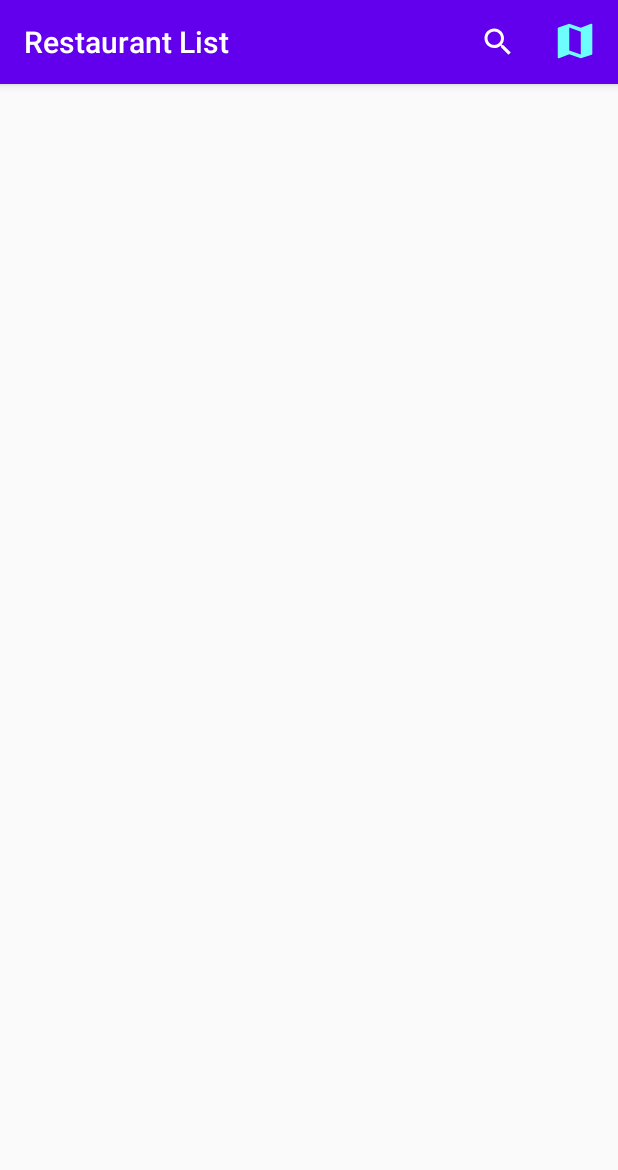
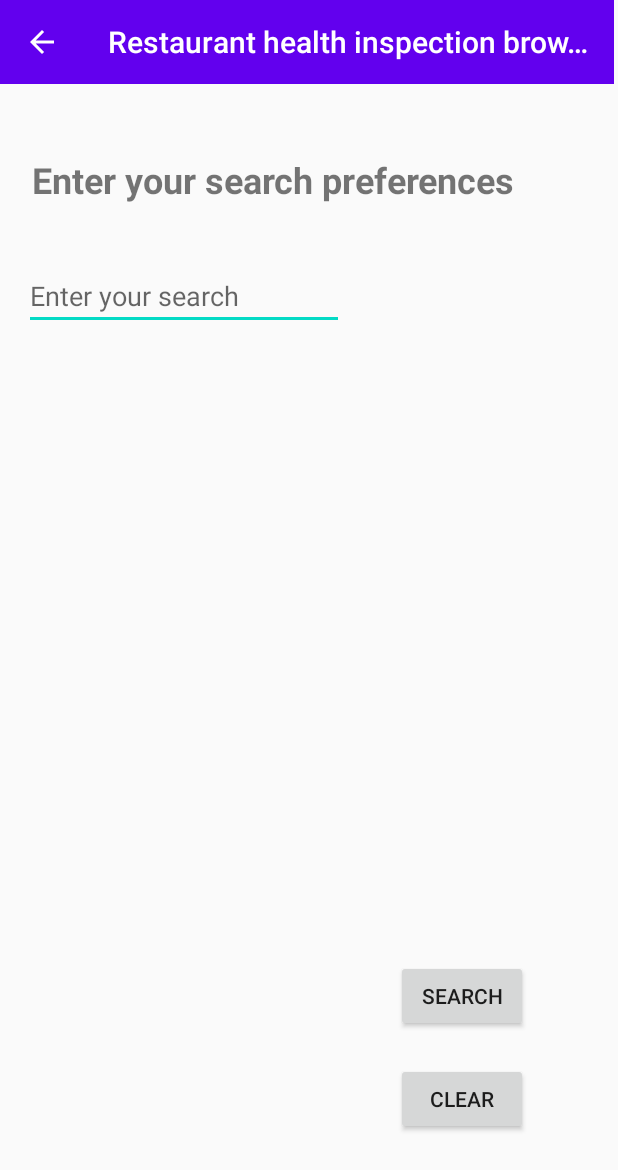
Before and after one commit to jeffreytigerwang/Health-Inspection-App, an Android app: the ListActivity screen opened directly, with no data from a screen before it, after a tap on "Search", on a phone screen of 412 x 824 dp. Shown: the top 1170 px of the screen. Run offline under Robolectric (Android 15) with nearby library versions, the phone set to English and light mode, and no system bars.

Commit message:
search button 2.0

```diff
--- a/app/src/main/AndroidManifest.xml
+++ b/app/src/main/AndroidManifest.xml
@@ -70,7 +70,8 @@
         <activity android:name=".UI.MenuActivity" />
         <activity android:name=".UI.welcomeActivity"/>
         <activity android:name=".UI.searchActivity"
-                  android:theme="@style/AppTheme.NoActionBar">
+            android:theme="@style/AppTheme.NoActionBar"
+            android:parentActivityName=".UI.ListActivity">
 
 
 
--- a/app/src/main/java/com/example/restaurantlist/UI/ListActivity.java
+++ b/app/src/main/java/com/example/restaurantlist/UI/ListActivity.java
@@ -292,14 +292,14 @@ public class ListActivity extends AppCompatActivity {
             startActivity(intent);
             return true;
         }
-        /*
-        if(id==R.id.){
-            Intent isearch = new Intent(ListActivity.this, searchActivity.class);
+
+        if(id==R.id.main_search_icon){
+            Intent isearch=new Intent(ListActivity.this, searchActivity.class);
+            finish();
             startActivity(isearch);
-            finish();
             return true;
         }
-        */
+
         return super.onOptionsItemSelected(item);
     }
 
--- a/app/src/main/java/com/example/restaurantlist/UI/searchActivity.java
+++ b/app/src/main/java/com/example/restaurantlist/UI/searchActivity.java
@@ -1,16 +1,47 @@
 package com.example.restaurantlist.UI;
 
 import android.os.Bundle;
+import android.view.View;
+import android.widget.Button;
+import android.widget.EditText;
 
 import androidx.appcompat.app.AppCompatActivity;
+import androidx.appcompat.widget.Toolbar;
 
 import com.example.restaurantlist.R;
 
 public class searchActivity extends AppCompatActivity {
 
+    private Button searchBtn;
+    private Button clearBtn;
+    private EditText searchField;
+
     protected void onCreate(Bundle savedInstanceState) {
         super.onCreate(savedInstanceState);
         setContentView(R.layout.activity_search);
+
+        searchBtn = findViewById(R.id.search_search);
+        clearBtn = findViewById(R.id.search_clear);
+        searchField = findViewById(R.id.search_userEnter);
+
+
+        Toolbar toolbar = findViewById(R.id.toolbar4);
+        setSupportActionBar(toolbar);
+        getSupportActionBar().setDisplayHomeAsUpEnabled(true);
+
+        Button searchBtn = findViewById(R.id.search_search);
+        searchBtn.setOnClickListener(new View.OnClickListener() {
+            @Override
+            public void onClick(View v) {
+                search();
+            }
+        });
+
+
     }
 
+
+    private void search(){
+
+    }
 }
--- a/app/src/main/res/layout/activity_search.xml
+++ b/app/src/main/res/layout/activity_search.xml
@@ -1,10 +1,73 @@
 <?xml version="1.0" encoding="utf-8"?>
-<androidx.coordinatorlayout.widget.CoordinatorLayout xmlns:android="http://schemas.android.com/apk/res/android"
+<androidx.constraintlayout.widget.ConstraintLayout xmlns:android="http://schemas.android.com/apk/res/android"
 
+    xmlns:app="http://schemas.android.com/apk/res-auto"
     android:layout_width="match_parent"
     android:layout_height="match_parent"
     xmlns:tools="http://schemas.android.com/tools"
     tools:context=".UI.searchActivity">
 
 
-></androidx.coordinatorlayout.widget.CoordinatorLayout>
+    <TextView
+        android:id="@+id/textView"
+        android:layout_width="wrap_content"
+        android:layout_height="wrap_content"
+        android:text="Enter your search preferences"
+        android:textSize="24sp"
+        android:textStyle="bold"
+        app:layout_constraintBottom_toBottomOf="parent"
+        app:layout_constraintEnd_toEndOf="parent"
+        app:layout_constraintHorizontal_bias="0.238"
+        app:layout_constraintStart_toStartOf="parent"
+        app:layout_constraintTop_toTopOf="parent"
+        app:layout_constraintVertical_bias="0.131" />
+
+    <EditText
+        android:id="@+id/search_userEnter"
+        android:layout_width="wrap_content"
+        android:layout_height="wrap_content"
+        android:ems="10"
+        android:hint="Enter your search"
+        android:inputType="textPersonName"
+        app:layout_constraintBottom_toBottomOf="parent"
+        app:layout_constraintEnd_toEndOf="parent"
+        app:layout_constraintHorizontal_bias="0.079"
+        app:layout_constraintStart_toStartOf="parent"
+        app:layout_constraintTop_toTopOf="parent"
+        app:layout_constraintVertical_bias="0.224" />
+
+    <Button
+        android:id="@+id/search_search"
+        android:layout_width="wrap_content"
+        android:layout_height="wrap_content"
+        android:text="Search"
+        app:layout_constraintBottom_toBottomOf="parent"
+        app:layout_constraintEnd_toEndOf="parent"
+        app:layout_constraintHorizontal_bias="0.814"
+        app:layout_constraintStart_toStartOf="parent"
+        app:layout_constraintTop_toTopOf="parent"
+        app:layout_constraintVertical_bias="0.825" />
+
+    <Button
+        android:id="@+id/search_clear"
+        android:layout_width="wrap_content"
+        android:layout_height="wrap_content"
+        android:text="Clear"
+        app:layout_constraintBottom_toBottomOf="parent"
+        app:layout_constraintEnd_toEndOf="parent"
+        app:layout_constraintHorizontal_bias="0.814"
+        app:layout_constraintStart_toStartOf="parent"
+        app:layout_constraintTop_toTopOf="parent"
+        app:layout_constraintVertical_bias="0.913" />
+
+    <androidx.appcompat.widget.Toolbar
+        android:id="@+id/toolbar4"
+        android:layout_width="409dp"
+        android:layout_height="wrap_content"
+        android:background="?attr/colorPrimary"
+        android:minHeight="?attr/actionBarSize"
+        android:theme="?attr/actionBarTheme"
+        tools:layout_editor_absoluteX="1dp"
+        tools:layout_editor_absoluteY="1dp" />
+
+</androidx.constraintlayout.widget.ConstraintLayout>
--- a/app/src/main/res/menu/menu_item.xml
+++ b/app/src/main/res/menu/menu_item.xml
@@ -7,7 +7,7 @@
     <item
         android:id="@+id/main_search_icon"
         android:enabled="true"
-        android:icon="@drawable/main_search_icon"
+        android:icon="@drawable/search_icon"
         android:title="Search"
         android:visible="true"
         app:showAsAction="always"
```
Also changed, not shown: app/src/main/res/drawable/search_icon.xml (renamed from app/src/main/res/drawable/main_search_icon.xml).
